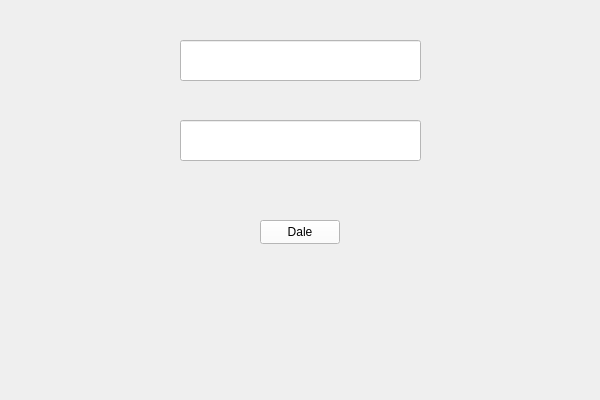
Old version of the form proyectoL/gui/proyectoL.ui in the repository Jafethivy/proyectoL.
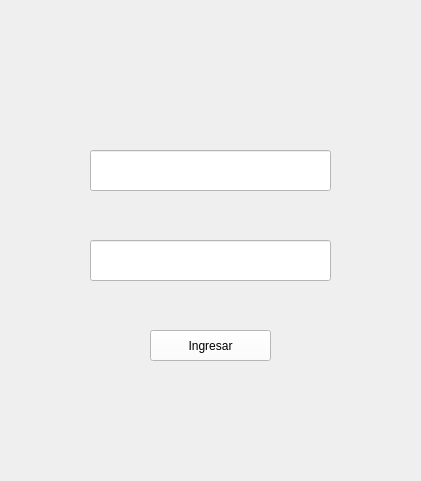
New version of the form.

Diff of the .ui file:
```diff
--- a/proyectoL/gui/proyectoL.ui
+++ b/proyectoL/gui/proyectoL.ui
@@ -6,8 +6,8 @@
    <rect>
     <x>0</x>
     <y>0</y>
-    <width>600</width>
-    <height>400</height>
+    <width>421</width>
+    <height>481</height>
    </rect>
   </property>
   <property name="windowTitle">
@@ -20,8 +20,8 @@
    <widget class="QLineEdit" name="user_in">
     <property name="geometry">
      <rect>
-      <x>180</x>
-      <y>40</y>
+      <x>90</x>
+      <y>150</y>
       <width>241</width>
       <height>41</height>
      </rect>
@@ -34,8 +34,8 @@
    <widget class="QLineEdit" name="pwd_in">
     <property name="geometry">
      <rect>
-      <x>180</x>
-      <y>120</y>
+      <x>90</x>
+      <y>240</y>
       <width>241</width>
       <height>41</height>
      </rect>
@@ -48,10 +48,10 @@
    <widget class="QPushButton" name="login_b">
     <property name="geometry">
      <rect>
-      <x>260</x>
-      <y>220</y>
-      <width>80</width>
-      <height>24</height>
+      <x>150</x>
+      <y>330</y>
+      <width>121</width>
+      <height>31</height>
      </rect>
     </property>
     <property name="styleSheet">
@@ -59,7 +59,7 @@
 color: #000000</string>
     </property>
     <property name="text">
-     <string>Dale</string>
+     <string>Ingresar</string>
     </property>
    </widget>
   </widget>
```
